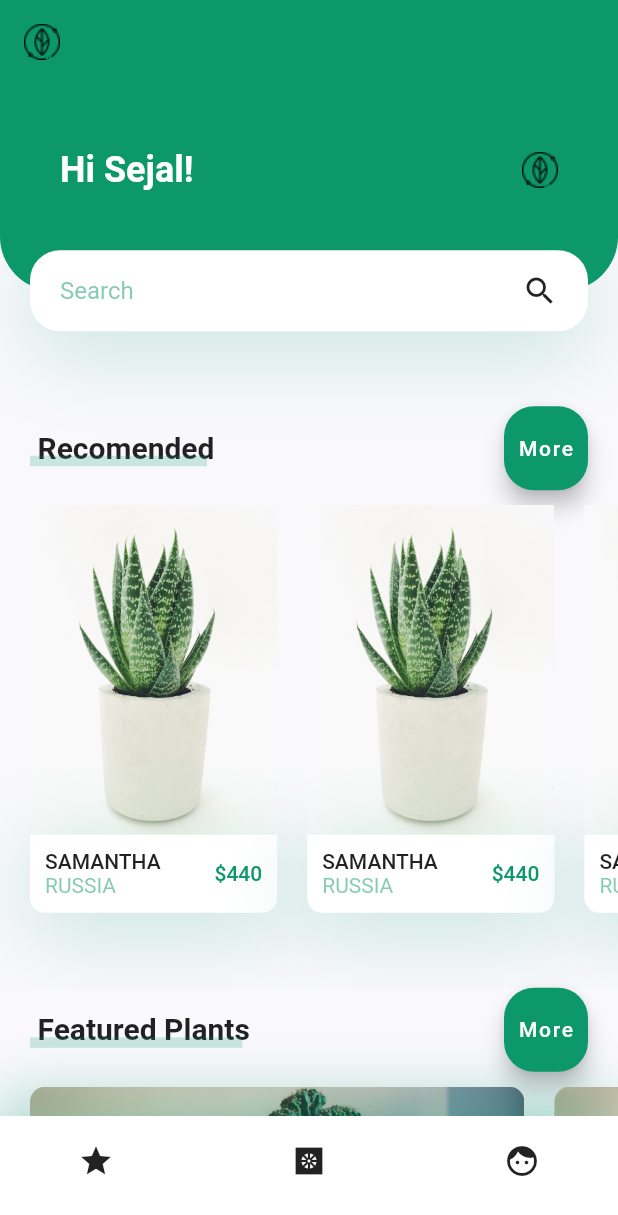
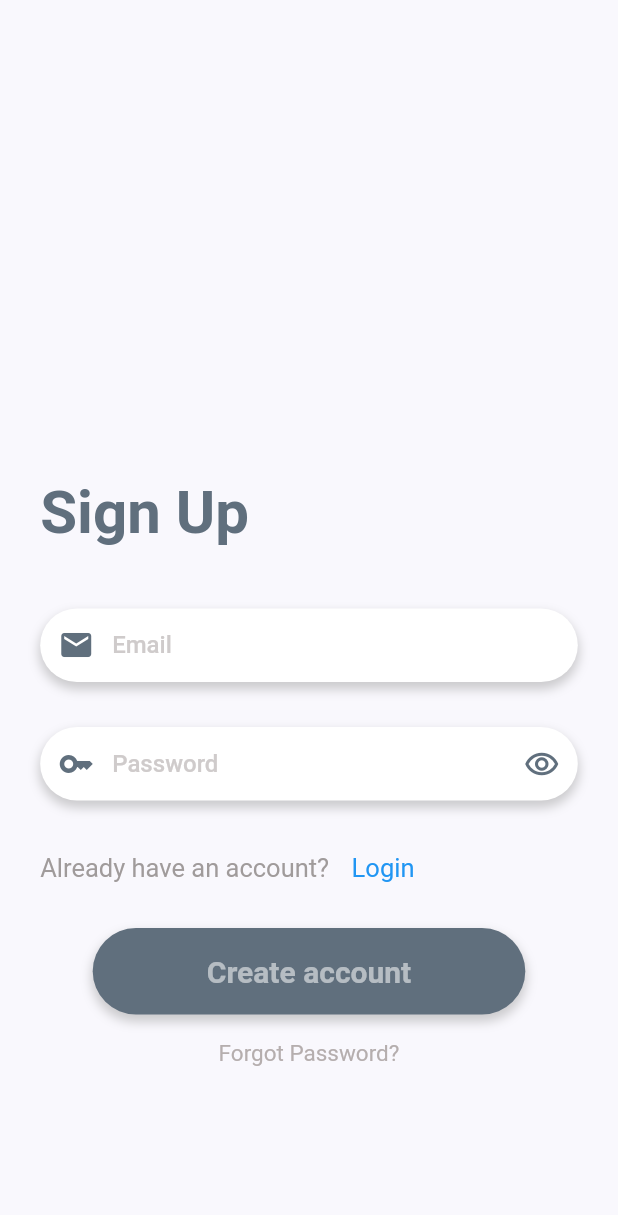
Before and after one commit to Sejal0109/plant_UI_flutter, a Flutter app: the screen it shows after launch, on a phone screen of 412 x 824 dp. Shown: the top 1215 px of the screen. Run offline on Flutter 3.47's test engine with Material 2 defaults, Android fonts, the phone set to English and light mode, and no system bars; our stand-ins replace firebase_auth, firebase_core, flutter_svg; accounts and stored records are empty.

Commit message:
final commit - integrated firebase authentication to my plant project

```diff
--- a/plant_app/lib/main.dart
+++ b/plant_app/lib/main.dart
@@ -1,8 +1,15 @@
 import 'package:flutter/material.dart';
 import 'package:plant_app/constants.dart';
-import 'package:plant_app/screens/home/components/home_screen.dart';
+import 'firebase_options.dart';
+import 'screens/authentication/logIn.dart';
+import 'package:firebase_core/firebase_core.dart';
 
-void main() {
+
+void main() async{
+  WidgetsFlutterBinding.ensureInitialized();
+  await Firebase.initializeApp(
+    options: DefaultFirebaseOptions.currentPlatform,
+  );
   runApp(const MyApp());
 }
 
@@ -20,7 +27,9 @@ class MyApp extends StatelessWidget {
         primaryColor: kPrimaryColor,
        visualDensity: VisualDensity.adaptivePlatformDensity,
       ),
-      home: const HomeScreen(),
+      home: const
+      LogInPage(),
+      //  HomeScreen(),
     );
   }
 }
--- /dev/null
+++ b/plant_app/lib/screens/authentication/component.dart
@@ -0,0 +1,3 @@
+import 'dart:ui';
+
+const primaryColor = Color(0xFF606F7D);
--- /dev/null
+++ b/plant_app/lib/screens/authentication/logIn.dart
@@ -0,0 +1,239 @@
+// ignore_for_file: prefer_const_constructors, sized_box_for_whitespace
+
+import 'package:firebase_auth/firebase_auth.dart';
+import 'package:flutter/material.dart';
+import 'package:plant_app/screens/authentication/component.dart';
+
+import '../home/components/home_screen.dart';
+
+class LogInPage extends StatefulWidget {
+  static bool isSignedIn = false;
+  const LogInPage({super.key});
+
+  @override
+  State<LogInPage> createState() => _LogInPageState();
+}
+
+class _LogInPageState extends State<LogInPage> {
+  TextEditingController emailController = TextEditingController();
+  TextEditingController passwordController = TextEditingController();
+
+  // sign up to firebase auth
+  Future<void> registerWithEmailAndPassword() async {
+    try {
+      print('going to run firebase register function ->');
+      final credential =
+          await FirebaseAuth.instance.createUserWithEmailAndPassword(
+        email: emailController.text,
+        password: passwordController.text,
+      );
+      print('completed firebase register function ->');
+      Navigator.push(
+          context, MaterialPageRoute(builder: (context) => HomeScreen()));
+    } on FirebaseAuthException catch (e) {
+      if (e.code == 'weak-password') {
+        print('The password provided is too weak.');
+      } else if (e.code == 'email-already-in-use') {
+        print('The account already exists for that email.');
+      }
+    } catch (e) {
+      print(e);
+    }
+  }
+
+  // login to firebase auth
+  Future<void> signInWithEmailAndPassword() async {
+    try {
+      final credential = await FirebaseAuth.instance.signInWithEmailAndPassword(
+        email: emailController.text,
+        password: passwordController.text,
+      );
+      Navigator.push(
+          context, MaterialPageRoute(builder: (context) => HomeScreen()));
+    } on FirebaseAuthException catch (e) {
+      if (e.code == 'user-not-found') {
+        print('No user found for that email.');
+      } else if (e.code == 'wrong-password') {
+        print('Wrong password provided for that user.');
+      }
+    }
+  }
+
+  @override
+  Widget build(BuildContext context) {
+    var w = MediaQuery.of(context).size.width;
+    var h = MediaQuery.of(context).size.height;
+    return Scaffold(
+        body: Center(
+      child: Container(
+        width: w * 0.87,
+        child: SingleChildScrollView(
+          child: Column(
+            crossAxisAlignment: CrossAxisAlignment.start,
+            children: [
+              SizedBox(
+                height: h * 0.25,
+              ),
+              Text(
+                LogInPage.isSignedIn ? "Login" : "Sign Up",
+                style: TextStyle(
+                  color: primaryColor,
+                  fontSize: 40,
+                  fontWeight: FontWeight.bold,
+                ),
+              ),
+              SizedBox(
+                height: 40,
+              ),
+              Container(
+                decoration: BoxDecoration(
+                  borderRadius: BorderRadius.circular(30),
+                  boxShadow: [
+                    BoxShadow(
+                        color: Colors.grey.withOpacity(0.5),
+                        spreadRadius: 1,
+                        blurRadius: 5,
+                        offset: Offset(0, 4))
+                  ],
+                  color: Colors.white,
+                ),
+                child: TextField(
+                  controller: emailController,
+                  decoration: InputDecoration(
+                      prefixIcon: Icon(
+                        Icons.email,
+                        color: primaryColor,
+                      ),
+                      border: InputBorder.none,
+                      hintText: "Email",
+                      contentPadding: EdgeInsets.all(15),
+                      hintStyle: TextStyle(
+                          color: Color.fromARGB(255, 207, 203, 203),
+                          fontWeight: FontWeight.w500)),
+                ),
+              ),
+              SizedBox(
+                height: 30,
+              ),
+              Container(
+                decoration: BoxDecoration(
+                    borderRadius: BorderRadius.circular(30),
+                    boxShadow: [
+                      BoxShadow(
+                          color: Colors.grey.withOpacity(0.5),
+                          spreadRadius: 1,
+                          blurRadius: 5,
+                          offset: Offset(0, 4))
+                    ],
+                    color: Colors.white),
+                child: TextField(
+                  controller: passwordController,
+                  obscureText: true,
+                  decoration: InputDecoration(
+                      prefixIcon: Icon(
+                        Icons.key,
+                        color: primaryColor,
+                      ),
+                      suffixIcon: Icon(
+                        Icons.remove_red_eye_outlined,
+                        color: primaryColor,
+                      ),
+                      border: InputBorder.none,
+                      hintText: "Password",
+                      contentPadding: EdgeInsets.all(15),
+                      hintStyle: TextStyle(
+                          color: Color.fromARGB(255, 207, 203, 203),
+                          fontWeight: FontWeight.w500)),
+                ),
+              ),
+              SizedBox(
+                height: 35,
+              ),
+              Row(
+                children: [
+                  Text(
+                    LogInPage.isSignedIn
+                        ? "Don't have an account? "
+                        : "Already have an account?",
+                    style: TextStyle(
+                        color: Color.fromARGB(255, 160, 155, 155),
+                        fontSize: 17),
+                  ),
+                  SizedBox(
+                    width: 15,
+                  ),
+                  InkWell(
+                    onTap: () {
+                      setState(() {
+                        if (LogInPage.isSignedIn == false) {
+                          LogInPage.isSignedIn = true;
+                        } else {
+                          LogInPage.isSignedIn = false;
+                        }
+                      });
+                    },
+                    child: Text(
+                      LogInPage.isSignedIn ? "Register" : "Login",
+                      style: TextStyle(color: Colors.blue, fontSize: 17),
+                    ),
+                  ),
+                ],
+              ),
+              SizedBox(
+                height: 30,
+              ),
+              Center(
+                child: GestureDetector(
+                  onTap: () {
+                    print('entering home screen');
+                    if (LogInPage.isSignedIn == true) {
+                      signInWithEmailAndPassword();
+                    } else if (LogInPage.isSignedIn == false) {
+                      registerWithEmailAndPassword();
+                    } else {
+                      print(
+                          "error while authenticating, bool isSignedIn is causing issue.");
+                    }
+                  },
+                  child: Container(
+                    width: w * 0.7,
+                    height: h * 0.07,
+                    decoration: BoxDecoration(
+                        borderRadius: BorderRadius.circular(30),
+                        boxShadow: [
+                          BoxShadow(
+                              color: Colors.grey.withOpacity(0.5),
+                              spreadRadius: 1,
+                              blurRadius: 5,
+                              offset: Offset(0, 4))
+                        ],
+                        color: primaryColor),
+                    child: Center(
+                      child: Text(
+                        LogInPage.isSignedIn ? "Log In" : "Create account",
+                        style: TextStyle(
+                            fontSize: 20,
+                            fontWeight: FontWeight.bold,
+                            color: Colors.white54),
+                      ),
+                    ),
+                  ),
+                ),
+              ),
+              SizedBox(
+                height: 17,
+              ),
+              Center(
+                child: Text(
+                  "Forgot Password?",
+                  style: TextStyle(
+                      fontSize: 15, color: Color.fromARGB(255, 181, 174, 174)),
+                ),
+              )
+            ],
+          ),
+        ),
+      ),
+    ));
+  }
+}
--- a/plant_app/lib/screens/home/components/home_screen.dart
+++ b/plant_app/lib/screens/home/components/home_screen.dart
@@ -1,5 +1,4 @@
 import 'package:flutter/material.dart';
-import 'package:flutter_svg/svg.dart';
 import 'package:plant_app/constants.dart';
 import 'package:plant_app/screens/home/components/body.dart';
 
```
Also changed, not shown: plant_app/lib/screens/home/components/header_with_searchbox.dart (+11 -1 lines), plant_app/pubspec.yaml (+8 -80 lines), plant_app/lib/firebase_options.dart (added), plant_app/pubspec.lock, 10 other files.
